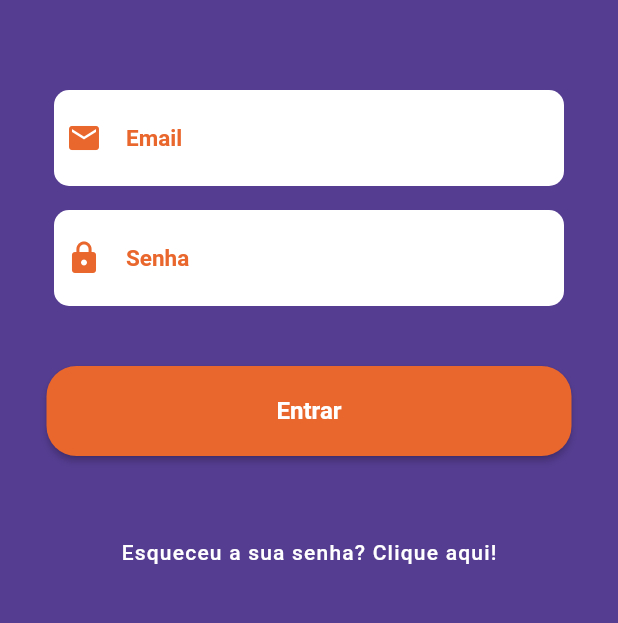
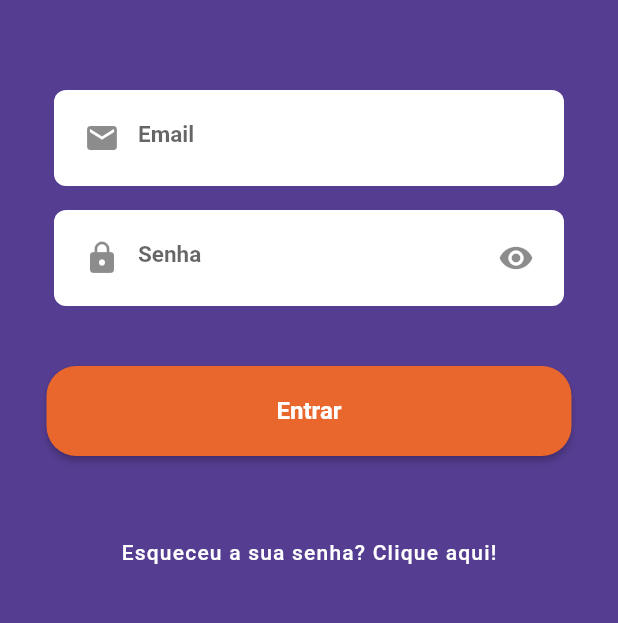
Before and after one commit to guischpor/interface_app_agencia_gsp, a Flutter app: the screen it shows after launch, on a phone screen of 412 x 824 dp, the part 234-857 px from its top. Run offline on Flutter 3.47's test engine with Material 2 defaults, Android fonts, the phone set to English and light mode, and no system bars.

Commit message:
up input form

```diff
--- a/lib/main.dart
+++ b/lib/main.dart
@@ -1,16 +1,19 @@
 import 'package:flutter/material.dart';
 //import 'package:ui_app_teste/screens/home_screen.dart';
 import 'package:ui_app_teste/screens/login_screen.dart';
+import 'styles/styles.dart';
 
 void main() => runApp(MyApp());
 
 class MyApp extends StatelessWidget {
+  Styles style = Styles();
   @override
   Widget build(BuildContext context) {
     return MaterialApp(
       title: 'Flutter Demo',
       theme: ThemeData(
-        primarySwatch: Colors.blue,
+        primarySwatch: Colors.orange,
+        cursorColor: Colors.orange,
       ),
       home: LoginScreen(),
       debugShowCheckedModeBanner: false,
--- a/lib/screens/home_screen.dart
+++ b/lib/screens/home_screen.dart
@@ -21,7 +21,10 @@ class _HomeScreenState extends State<HomeScreen> {
   Widget build(BuildContext context) {
     return Scaffold(
       appBar: AppBar(
-        title: Text('Home'),
+        title: Text(
+          'Home',
+          style: TextStyle(color: Colors.white),
+        ),
         centerTitle: true,
         backgroundColor: style.backgroundAppPurple,
       ),
--- a/lib/screens/register_screen.dart
+++ b/lib/screens/register_screen.dart
@@ -16,7 +16,10 @@ class _RegisterScreenState extends State<RegisterScreen> {
   Widget build(BuildContext context) {
     return Scaffold(
       appBar: AppBar(
-        title: Text('Esqueceu a senha'),
+        title: Text(
+          'Esqueceu a senha',
+          style: TextStyle(color: Colors.white),
+        ),
         backgroundColor: style.backgroundAppPurple,
         elevation: 0,
         centerTitle: true,
--- /dev/null
+++ b/lib/widgets/login/custom_icon_button.dart
@@ -0,0 +1,23 @@
+import 'package:flutter/material.dart';
+
+class CustomIconButton extends StatelessWidget {
+  CustomIconButton({this.radius, this.iconData, this.onTap});
+
+  final double radius;
+  final IconData iconData;
+  final VoidCallback onTap;
+
+  @override
+  Widget build(BuildContext context) {
+    return ClipRRect(
+      borderRadius: BorderRadius.circular(radius),
+      child: Material(
+        color: Colors.transparent,
+        child: InkWell(
+          child: Icon(iconData),
+          onTap: onTap,
+        ),
+      ),
+    );
+  }
+}
--- a/lib/widgets/login/form_container.dart
+++ b/lib/widgets/login/form_container.dart
@@ -1,8 +1,14 @@
 import 'package:flutter/material.dart';
+import 'package:ui_app_teste/widgets/login/custom_icon_button.dart';
 import 'package:ui_app_teste/widgets/login/input_field.dart';
 import 'package:ui_app_teste/styles/styles.dart';
 
-class FormContainer extends StatelessWidget {
+class FormContainer extends StatefulWidget {
+  @override
+  _FormContainerState createState() => _FormContainerState();
+}
+
+class _FormContainerState extends State<FormContainer> {
   Styles style = Styles();
 
   @override
@@ -14,18 +20,25 @@ class FormContainer extends StatelessWidget {
           children: <Widget>[
             InputField(
               hint: 'Email',
-              icon: Icons.email,
-              iconColor: style.iconColorOrange,
-              obscure: false,
+              prefix: Icon(Icons.email),
+              textInputType: TextInputType.emailAddress,
+              onChanged: (String value) => {},
+              enable: true,
             ),
             SizedBox(
               height: 16.0,
             ),
             InputField(
               hint: 'Senha',
-              icon: Icons.lock,
+              prefix: Icon(Icons.lock),
               obscure: true,
-              iconColor: style.iconColorOrange,
+              onChanged: (String value) => {},
+              enable: true,
+              suffix: CustomIconButton(
+                radius: 32,
+                iconData: Icons.visibility,
+                onTap: () => {},
+              ),
             ),
           ],
         ),
--- a/lib/widgets/login/input_field.dart
+++ b/lib/widgets/login/input_field.dart
@@ -2,40 +2,55 @@ import 'package:flutter/material.dart';
 import 'package:ui_app_teste/styles/styles.dart';
 
 class InputField extends StatelessWidget {
+  final TextEditingController controller;
+  final String hint;
   final IconData icon;
+  final Widget prefix;
+  final Widget suffix;
   final Color iconColor;
-  final String hint;
   final bool obscure;
+  final TextInputType textInputType;
+  final Function(String) onChanged;
+  final bool enable;
 
   InputField(
-      {@required this.hint,
-      @required this.icon,
-      @required this.obscure,
-      @required this.iconColor});
+      {this.hint,
+      this.icon,
+      this.obscure = false,
+      this.iconColor,
+      this.prefix,
+      this.suffix,
+      this.textInputType,
+      this.onChanged,
+      this.enable,
+      this.controller});
 
   final style = Styles();
 
   @override
   Widget build(BuildContext context) {
     return Container(
-      width: 350,
       padding: EdgeInsets.all(8),
       decoration: BoxDecoration(
         color: Colors.white,
         borderRadius: BorderRadius.all(
-          Radius.circular(10.0),
+          Radius.circular(8.0),
         ),
       ),
-      child: TextFormField(
+      child: TextField(
         obscureText: obscure,
+        controller: controller,
+        keyboardType: textInputType,
+        onChanged: onChanged,
+        enabled: enable,
         style: TextStyle(
           color: style.colorInputTextOrange,
         ),
         decoration: InputDecoration(
-          icon: Icon(
-            icon,
-            color: iconColor,
-          ),
+          // icon: Icon(
+          //   icon,
+          //   color: iconColor,
+          // ),
           border: InputBorder.none,
           hintText: hint,
           hintStyle: TextStyle(
@@ -43,7 +58,10 @@ class InputField extends StatelessWidget {
             fontSize: 15.0,
             fontWeight: FontWeight.bold,
           ),
+          prefixIcon: prefix,
+          suffixIcon: suffix,
         ),
+        //textAlignVertical: TextAlignVertical.center,
       ),
     );
   }
--- a/lib/widgets/register/form_container.dart
+++ b/lib/widgets/register/form_container.dart
@@ -14,9 +14,10 @@ class FormContainer extends StatelessWidget {
           children: <Widget>[
             InputField(
               hint: 'Email',
-              icon: Icons.email,
-              obscure: false,
-              iconColor: style.iconColorOrange,
+              prefix: Icon(Icons.email),
+              textInputType: TextInputType.emailAddress,
+              onChanged: (String value) => {},
+              enable: true,
             ),
             SizedBox(
               height: 16.0,
--- a/lib/widgets/register/input_field.dart
+++ b/lib/widgets/register/input_field.dart
@@ -2,18 +2,30 @@ import 'package:flutter/material.dart';
 import 'package:ui_app_teste/styles/styles.dart';
 
 class InputField extends StatelessWidget {
+  final TextEditingController controller;
+  final String hint;
   final IconData icon;
+  final Widget prefix;
+  final Widget suffix;
   final Color iconColor;
-  final String hint;
   final bool obscure;
+  final TextInputType textInputType;
+  final Function(String) onChanged;
+  final bool enable;
 
   InputField(
-      {@required this.hint,
-      @required this.icon,
-      @required this.obscure,
-      @required this.iconColor});
+      {this.hint,
+      this.icon,
+      this.obscure = false,
+      this.iconColor,
+      this.prefix,
+      this.suffix,
+      this.textInputType,
+      this.onChanged,
+      this.enable,
+      this.controller});
 
-  Styles style = Styles();
+  final style = Styles();
 
   @override
   Widget build(BuildContext context) {
@@ -22,27 +34,34 @@ class InputField extends StatelessWidget {
       decoration: BoxDecoration(
         color: Colors.white,
         borderRadius: BorderRadius.all(
-          Radius.circular(10.0),
+          Radius.circular(8.0),
         ),
       ),
-      child: TextFormField(
+      child: TextField(
         obscureText: obscure,
+        controller: controller,
+        keyboardType: textInputType,
+        onChanged: onChanged,
+        enabled: enable,
         style: TextStyle(
           color: style.colorInputTextOrange,
         ),
         decoration: InputDecoration(
-          icon: Icon(
-            icon,
-            color: iconColor,
-          ),
+          // icon: Icon(
+          //   icon,
+          //   color: iconColor,
+          // ),
           border: InputBorder.none,
           hintText: hint,
           hintStyle: TextStyle(
-            color: style.colorInputTextOrange,
+            color: iconColor,
             fontSize: 15.0,
             fontWeight: FontWeight.bold,
           ),
+          prefixIcon: prefix,
+          suffixIcon: suffix,
         ),
+        //textAlignVertical: TextAlignVertical.center,
       ),
     );
   }
```
